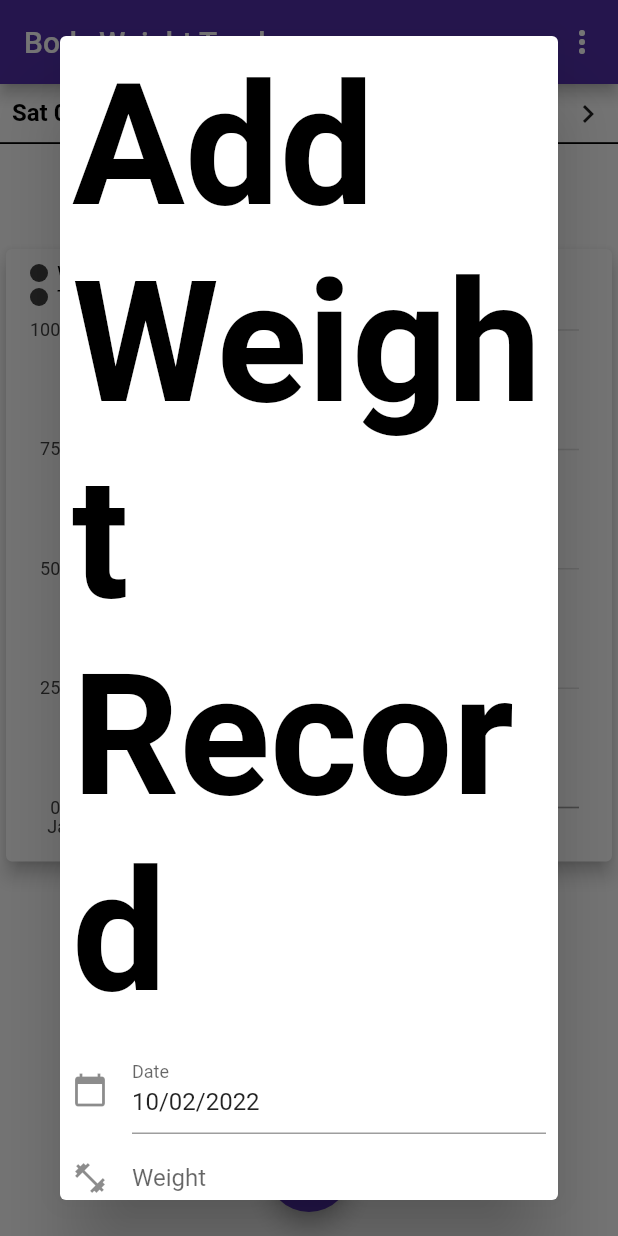
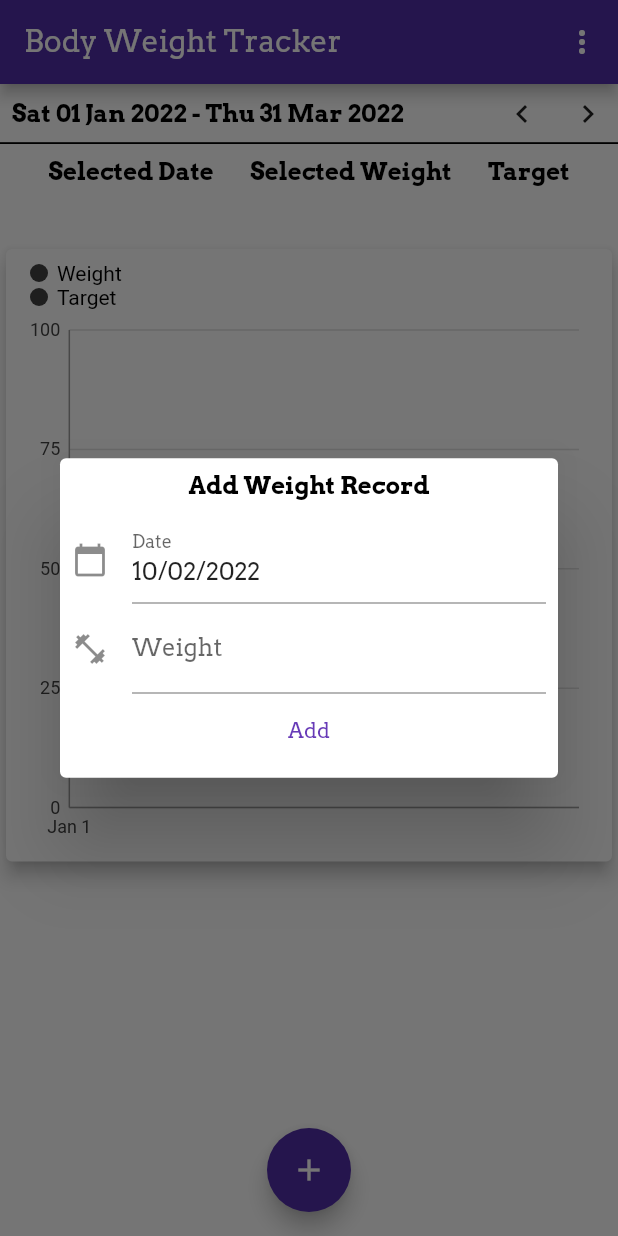
Before and after one commit to kda100/body-weight-tracker, a Flutter app: the screen it shows after launch, after a tap on the "add" icon, on a phone screen of 412 x 824 dp. Run offline on Flutter 3.47's test engine with Material 2 defaults, Android fonts, the phone set to English and light mode, and no system bars; our stand-ins replace charts_flutter, cloud_firestore, firebase_core, flutter_keyboard_visibility; accounts and stored records are empty.

Commit message:
Add files via upload
2nd commit

```diff
--- a/lib/forms/add_weight_record_form.dart
+++ b/lib/forms/add_weight_record_form.dart
@@ -31,7 +31,7 @@ class _AddWeightRecordFormState extends State<AddWeightRecordForm> {
       children: [
         Text(
           "Add Weight Record",
-          style: Theme.of(context).textTheme.headline1,
+          style: Theme.of(context).textTheme.headline1?.copyWith(fontSize: 16),
         ),
         SizedBox(
           height: 10,
--- a/lib/forms/set_target_form.dart
+++ b/lib/forms/set_target_form.dart
@@ -16,10 +16,7 @@ class _SetTargetFormState extends State<SetTargetForm> {
       children: [
         Text(
           "Set New Target",
-          style: TextStyle(
-            fontSize: 18,
-            fontWeight: FontWeight.bold,
-          ),
+          style: Theme.of(context).textTheme.headline1?.copyWith(fontSize: 16),
         ),
         SizedBox(
           height: 10,
--- a/lib/main.dart
+++ b/lib/main.dart
@@ -1,10 +1,10 @@
 import 'dart:async';
 import 'package:body_weight_tracker/body_weight_tracker_provider.dart';
+import 'package:firebase_core/firebase_core.dart';
 import 'package:flutter/services.dart';
 import 'package:flutter_keyboard_visibility/flutter_keyboard_visibility.dart';
 import 'package:flutter_localizations/flutter_localizations.dart';
 import 'package:flutter/material.dart';
-import 'package:google_fonts/google_fonts.dart';
 import 'package:provider/provider.dart';
 import 'body_weight_tracker_screen/body_weight_tracker_screen.dart';
 import 'constants/strings.dart';
@@ -12,6 +12,7 @@ import 'constants/color_palette.dart';
 
 Future<void> main() async {
   WidgetsFlutterBinding.ensureInitialized();
+  await Firebase.initializeApp();
   SystemChrome.setPreferredOrientations(
       [DeviceOrientation.portraitUp, DeviceOrientation.portraitDown]);
   runApp(
@@ -69,13 +70,13 @@ class MyPtApp extends StatelessWidget {
             appBarTheme: AppBarTheme(color: ColorPalette.darkPrimaryColor),
             floatingActionButtonTheme: FloatingActionButtonThemeData(
                 backgroundColor: ColorPalette.darkPrimaryColor),
-            fontFamily: GoogleFonts.arvo().fontFamily,
+            fontFamily: "Arvo",
             scaffoldBackgroundColor: ColorPalette.backGroundColor),
         localizationsDelegates: GlobalMaterialLocalizations.delegates,
         supportedLocales: [
           const Locale('en'),
         ],
-        home: Provider(
+        home: ChangeNotifierProvider(
           create: (context) => BodyWeightTrackerProvider(),
           child: BodyWeightTrackerScreen(),
         ),
```
Also changed, not shown: pubspec.yaml (+7 -1 lines), assets/fonts/Arvo/Arvo-Bold.ttf (added), assets/fonts/Arvo/Arvo-BoldItalic.ttf (added), assets/fonts/Arvo/Arvo-Italic.ttf (added), assets/fonts/Arvo/Arvo-Regular.ttf (added).
